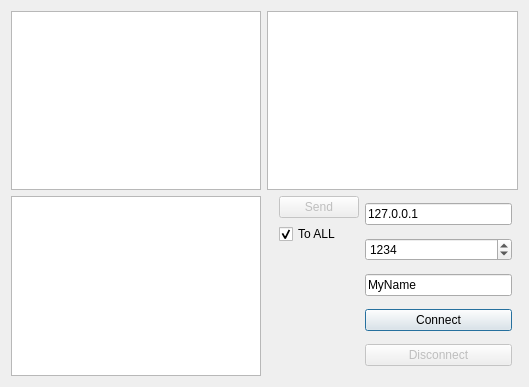
Before: the Qt Designer form dialog.ui in ifedorov17/ZetaChat-client, drawn with Qt 5.
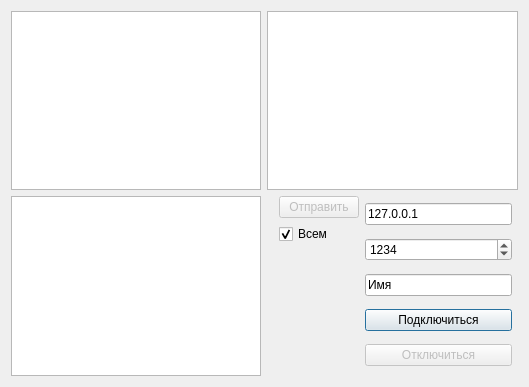
After: the same form once the commit is applied. Icons and pictures are not drawn.

What changed in the file:
```diff
--- a/dialog.ui
+++ b/dialog.ui
@@ -56,14 +56,14 @@
      <item>
       <widget class="QLineEdit" name="leName">
        <property name="text">
-        <string>MyName</string>
+        <string>Имя</string>
        </property>
       </widget>
      </item>
      <item>
       <widget class="QPushButton" name="pbConnect">
        <property name="text">
-        <string>Connect</string>
+        <string>Подключиться</string>
        </property>
       </widget>
      </item>
@@ -73,7 +73,7 @@
         <bool>false</bool>
        </property>
        <property name="text">
-        <string>Disconnect</string>
+        <string>Отключиться</string>
        </property>
       </widget>
      </item>
@@ -87,14 +87,14 @@
         <bool>false</bool>
        </property>
        <property name="text">
-        <string>Send</string>
+        <string>Отправить</string>
        </property>
       </widget>
      </item>
      <item>
       <widget class="QCheckBox" name="cbToAll">
        <property name="text">
-        <string>To ALL</string>
+        <string>Всем</string>
        </property>
        <property name="checked">
         <bool>true</bool>
```
